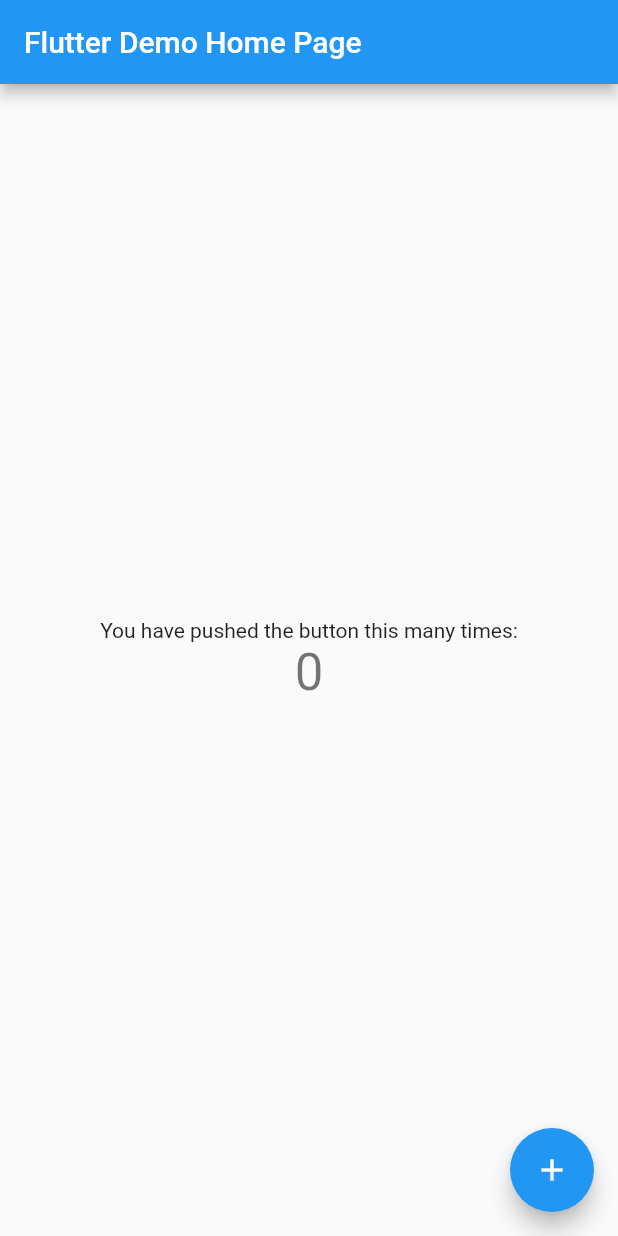
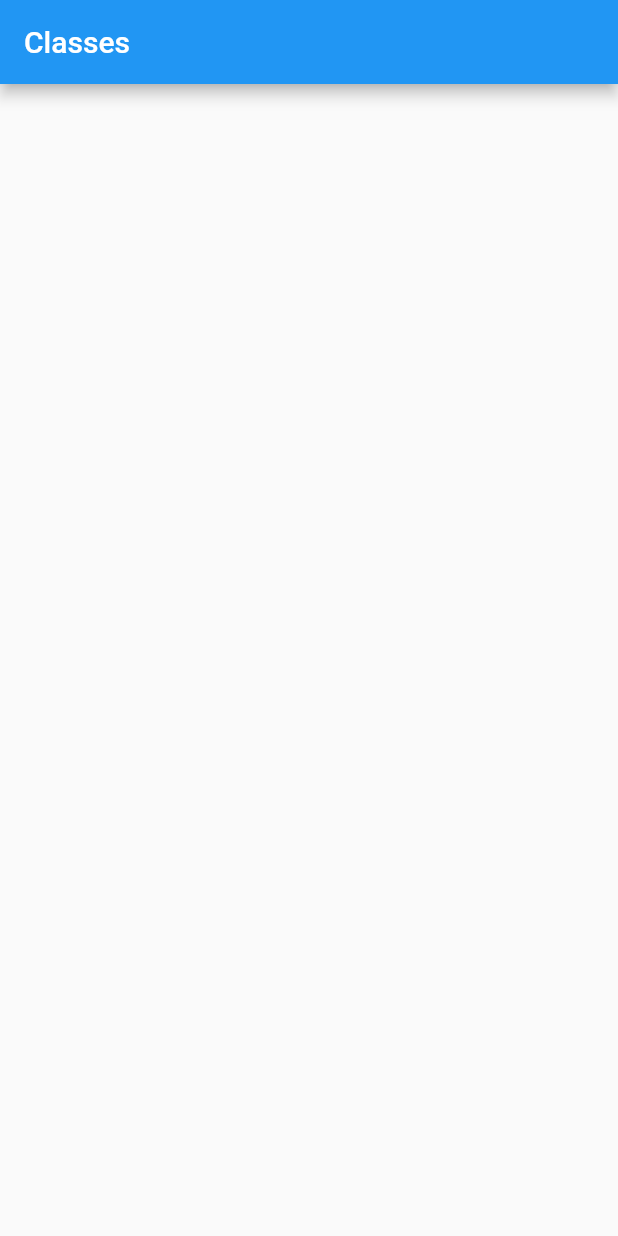
Before and after one commit to GemperC/spidclass, a Flutter app: the screen it shows after launch, on a phone screen of 412 x 824 dp. Run offline on Flutter 3.47's test engine with Material 2 defaults, Android fonts, the phone set to English and light mode, and no system bars; our stand-ins replace cloud_firestore, firebase_core, google_fonts; accounts and stored records are empty.

Commit message:
add routes, class page, class model

```diff
--- /dev/null
+++ b/lib/app.dart
@@ -0,0 +1,4 @@
+export 'package:flutter/material.dart';
+export 'package:firebase_core/firebase_core.dart';
+export 'package:spidclass/pages/classes/classes_page.dart';
+export 'app_route.dart';
--- /dev/null
+++ b/lib/app_route.dart
@@ -0,0 +1,3 @@
+class AppRoute {
+  static const classes = '/classes';
+}
--- /dev/null
+++ b/lib/config/font_size.dart
@@ -0,0 +1,12 @@
+class FontSize {
+  static const xSmall = 10.0;
+  static const small = 12.0;
+  static const medium = 14.0;
+  static const xMedium = 16.0;
+  static const large = 18.0;
+  static const xLarge = 20.0;
+  static const xxLarge = 22.0;
+  static const xxxLarge = 40.0;
+  static const large48 = 48.0;
+  static const large52 = 52.0;
+}
--- /dev/null
+++ b/lib/config/theme_colors.dart
@@ -0,0 +1,14 @@
+import 'package:flutter/material.dart';
+
+class ThemeColors {
+  static const Color primaryColor = Color(0xFF2693F4);
+  static const Color scaffoldBgColor = Color(0xFF0C0B0C);
+  static const Color textFieldBgColor = Color(0xFF23262B);
+  static const Color textFieldHintColor = Color(0xFF777777);
+
+  static const Color titleColor = Color(0xFF14213F);
+  static const Color whiteTextColor = Colors.white;
+  static const Color greyTextColor = Color(0xFF595959);
+
+  static const Color dialogBoxColor = Color.fromARGB(255, 65, 61, 82);
+}
--- a/lib/main.dart
+++ b/lib/main.dart
@@ -1,97 +1,39 @@
-import 'package:flutter/material.dart';
+import 'app.dart';
 
-void main() {
-  runApp(const MyApp());
+void main() async {
+  WidgetsFlutterBinding.ensureInitialized();
+  await Firebase.initializeApp();
+  runApp(const Spidclass());
 }
 
-class MyApp extends StatelessWidget {
-  const MyApp({super.key});
+final navigatorKey = GlobalKey<NavigatorState>();
+
+class Spidclass extends StatelessWidget {
+  const Spidclass({super.key});
 
   @override
-  Widget build(BuildContext context) {
-    return MaterialApp(
-      title: 'Flutter Demo',
-      theme: ThemeData(
+  Widget build(BuildContext context) => MaterialApp(
+        debugShowCheckedModeBanner: false,
+        title: 'Spidclass',
+        theme: ThemeData(
+          primarySwatch: Colors.blue,
+        ),
+        // initialRoute: AppRoute.classes,
+        onGenerateRoute: (route) => getRoute(route),
+      );
 
-        primarySwatch: Colors.blue,
-      ),
-      home: const MyHomePage(title: 'Flutter Demo Home Page'),
-    );
-  }
-}
-
-class MyHomePage extends StatefulWidget {
-  const MyHomePage({super.key, required this.title});
-
-  final String title;
-
-  @override
-  State<MyHomePage> createState() => _MyHomePageState();
-}
-
-class _MyHomePageState extends State<MyHomePage> {
-  int _counter = 0;
-
-  void _incrementCounter() {
-    setState(() {
-      // This call to setState tells the Flutter framework that something has
-      // changed in this State, which causes it to rerun the build method below
-      // so that the display can reflect the updated values. If we changed
-      // _counter without calling setState(), then the build method would not be
-      // called again, and so nothing would appear to happen.
-      _counter++;
-    });
+  Route getRoute(RouteSettings settings) {
+    switch (settings.name) {
+      case AppRoute.classes:
+        return buildRoute(ClassesPage(), settings: settings);
+      default:
+       return buildRoute(ClassesPage(), settings: settings);
+    }
   }
 
-  @override
-  Widget build(BuildContext context) {
-    // This method is rerun every time setState is called, for instance as done
-    // by the _incrementCounter method above.
-    //
-    // The Flutter framework has been optimized to make rerunning build methods
-    // fast, so that you can just rebuild anything that needs updating rather
-    // than having to individually change instances of widgets.
-    return Scaffold(
-      appBar: AppBar(
-        // Here we take the value from the MyHomePage object that was created by
-        // the App.build method, and use it to set our appbar title.
-        title: Text(widget.title),
-      ),
-      body: Center(
-        // Center is a layout widget. It takes a single child and positions it
-        // in the middle of the parent.
-        child: Column(
-          // Column is also a layout widget. It takes a list of children and
-          // arranges them vertically. By default, it sizes itself to fit its
-          // children horizontally, and tries to be as tall as its parent.
-          //
-          // Invoke "debug painting" (press "p" in the console, choose the
-          // "Toggle Debug Paint" action from the Flutter Inspector in Android
-          // Studio, or the "Toggle Debug Paint" command in Visual Studio Code)
-          // to see the wireframe for each widget.
-          //
-          // Column has various properties to control how it sizes itself and
-          // how it positions its children. Here we use mainAxisAlignment to
-          // center the children vertically; the main axis here is the vertical
-          // axis because Columns are vertical (the cross axis would be
-          // horizontal).
-          mainAxisAlignment: MainAxisAlignment.center,
-          children: <Widget>[
-            const Text(
-              'You have pushed the button this many times:',
-            ),
-            Text(
-              '$_counter',
-              style: Theme.of(context).textTheme.headline4,
-            ),
-          ],
-        ),
-      ),
-      floatingActionButton: FloatingActionButton(
-        onPressed: _incrementCounter,
-        tooltip: 'Increment',
-        child: const Icon(Icons.add),
-      ), // This trailing comma makes auto-formatting nicer for build methods.
-    );
-  }
+  MaterialPageRoute buildRoute(Widget child, {required RouteSettings settings}) =>
+      MaterialPageRoute(
+        settings: settings,
+        builder: (BuildContext context) => child,
+      );
 }
--- /dev/null
+++ b/lib/models/class_model.dart
@@ -0,0 +1,25 @@
+import 'package:cloud_firestore/cloud_firestore.dart';
+
+class Class {
+  String id;
+  String name;
+  String place;
+
+  Class({
+    this.id = '',
+    required this.name,
+    required this.place,
+  });
+
+  Map<String, dynamic> toJson() => {
+        'id': id,
+        'name': name,
+        'place': place,
+      };
+
+  static Class fromJson(Map<String, dynamic> json) => Class(
+        id: json['id'],
+        name: json['name'],
+        place: json['place'],
+      );
+}
--- /dev/null
+++ b/lib/pages/classes/classes_page.dart
@@ -0,0 +1,101 @@
+import 'package:cloud_firestore/cloud_firestore.dart';
+import 'package:flutter/material.dart';
+import 'package:google_fonts/google_fonts.dart';
+import 'package:spidclass/config/font_size.dart';
+import 'package:spidclass/config/theme_colors.dart';
+import 'package:spidclass/models/class_model.dart';
+
+class ClassesPage extends StatefulWidget {
+  const ClassesPage({super.key});
+
+  @override
+  State<ClassesPage> createState() => _ClassesPageState();
+}
+
+class _ClassesPageState extends State<ClassesPage> {
+  @override
+  Widget build(BuildContext context) {
+    return Scaffold(
+      appBar: AppBar(
+        title: const Text('Classes'),
+      ),
+      body: Column(
+        children: <Widget>[
+          StreamBuilder<List<Class>>(
+              stream: fetchClasses(),
+              builder: ((context, snapshot) {
+                if (snapshot.hasData) {
+                  final classes = snapshot.data!;
+                  print(classes.length);
+                  return ListView.builder(
+                    shrinkWrap: true,
+                    itemCount: classes.length,
+                    itemBuilder: (context, index) {
+                      return buildClassTile(classes[index]);
+                    },
+                  );
+                } else if (snapshot.hasData) {
+                  return const Text('nothing');
+                } else {
+                  return (const Text('error'));
+                }
+              }))
+        ],
+      ),
+    );
+  }
+
+  Stream<List<Class>> fetchClasses() {
+    return FirebaseFirestore.instance.collection('classes').snapshots().map(
+        (snapshot) =>
+            snapshot.docs.map((doc) => Class.fromJson(doc.data())).toList());
+  }
+
+  Widget buildClassTile(Class _class) => ListTile(
+      // go to the class page
+      onTap: () {},
+      // build the tile info and design
+      title: Center(
+        child: Padding(
+          // padding betwwent he cards
+          padding: EdgeInsets.fromLTRB(0, 5, 0, 5),
+          child: Container(
+            decoration: BoxDecoration(
+                color: Color.fromARGB(255, 65, 61, 82),
+                borderRadius: BorderRadius.all(Radius.circular(12))),
+            child: Padding(
+              // padding of the text in the cards
+              padding: const EdgeInsets.fromLTRB(40, 20, 40, 20),
+              child: Column(
+                children: [
+                  Align(
+                    //alingemt of the titel
+                    alignment: Alignment.topLeft,
+                    child: Text(
+                      'Class: ${_class.name}',
+                      style: GoogleFonts.poppins(
+                        color: ThemeColors.whiteTextColor,
+                        fontSize: FontSize.xxLarge,
+                        fontWeight: FontWeight.w600,
+                      ),
+                    ),
+                  ),
+                  Align(
+                    //alingemt of the titel
+                    alignment: Alignment.topLeft,
+                    child: Text(
+                      'Place: ${_class.place}',
+                      style: GoogleFonts.poppins(
+                        color: ThemeColors.textFieldHintColor,
+                        fontSize: FontSize.medium,
+                        fontWeight: FontWeight.w400,
+                      ),
+                    ),
+                  ),
+                ],
+              ),
+            ),
+          ),
+        ),
+      ));
+}
```
Also changed, not shown: pubspec.yaml (+19 -3 lines), pubspec.lock, 4 other files.
